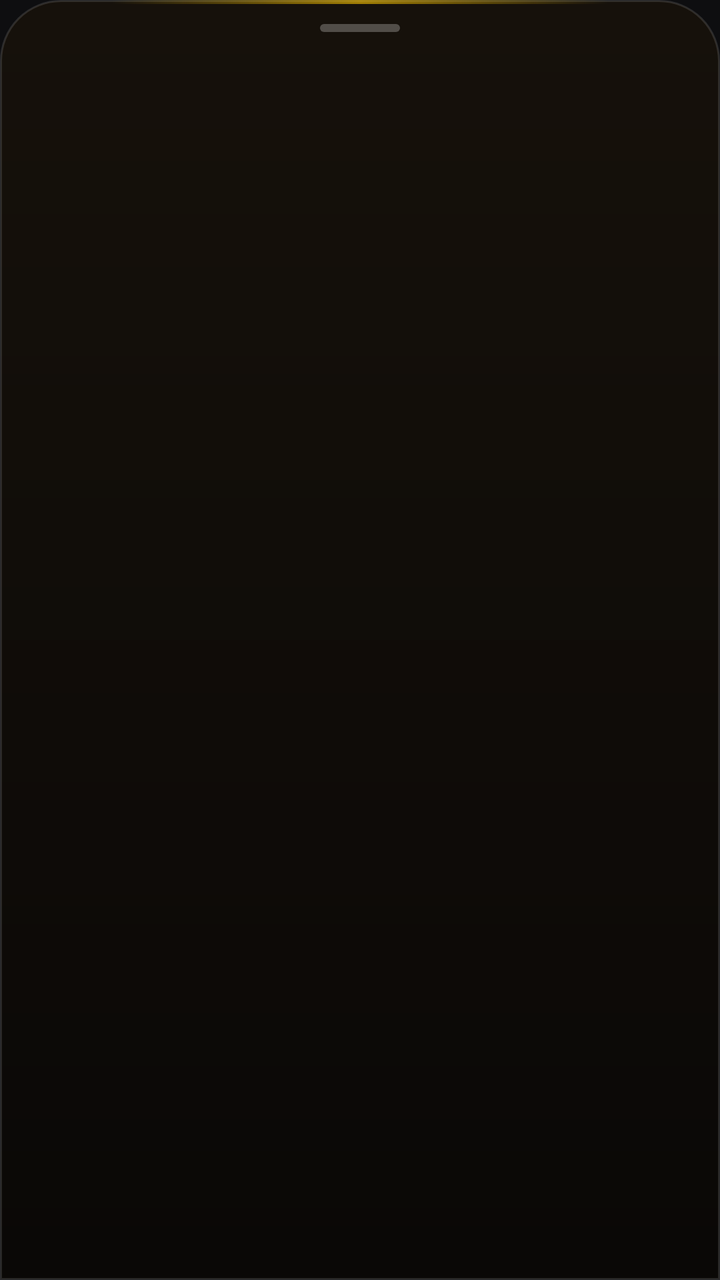
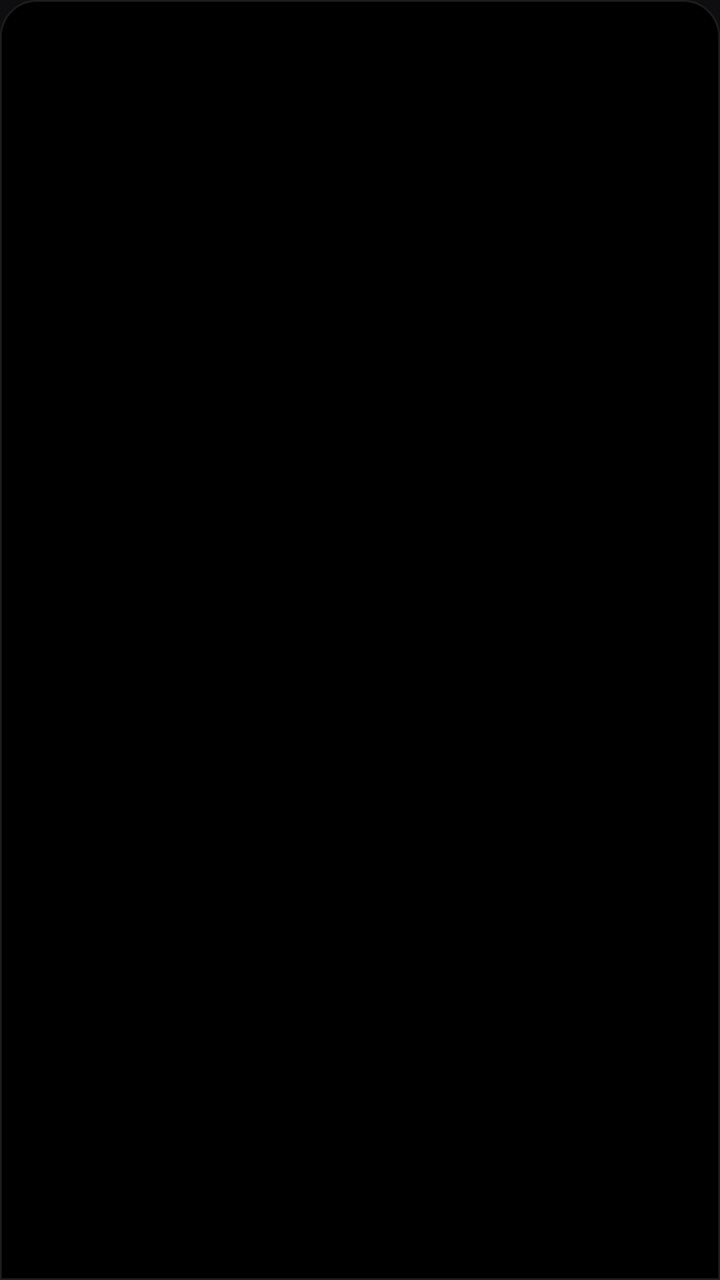

An Android layout rendered at two revisions. The XML below is the earlier revision; the diff shows what the commit changed to produce the second picture.
<!-- AndroidManifest.xml: application theme Theme.LibertyX -->
<!-- res/layout/dialog_tools.xml -->
<?xml version="1.0" encoding="utf-8"?>
<LinearLayout xmlns:android="http://schemas.android.com/apk/res/android"
    android:layout_width="match_parent"
    android:layout_height="wrap_content"
    android:orientation="vertical"
    android:background="@drawable/bg_tools_sheet"
    android:paddingTop="12dp"
    android:paddingBottom="26dp">

    <View
        android:layout_width="40dp"
        android:layout_height="4dp"
        android:layout_gravity="center_horizontal"
        android:layout_marginBottom="4dp"
        android:background="@drawable/bg_pega" />

    <ScrollView
        android:id="@+id/tools_scroll"
        android:layout_width="match_parent"
        android:layout_height="wrap_content"
        android:scrollbars="none"
        android:paddingHorizontal="12dp"
        android:clipToPadding="false">

        <LinearLayout
            android:id="@+id/tools_container"
            android:layout_width="match_parent"
            android:layout_height="wrap_content"
            android:orientation="vertical" />
    </ScrollView>
</LinearLayout>
<!-- resources referenced by this layout -->
<resources>
  <!-- drawable bg_pega (drawable) -->
  <?xml version="1.0" encoding="utf-8"?>
  <shape xmlns:android="http://schemas.android.com/apk/res/android" android:shape="rectangle">
      <solid android:color="#40FFFFFF" />
      <corners android:radius="2dp" />
  </shape>
  <!-- drawable bg_tools_sheet (drawable) -->
  <?xml version="1.0" encoding="utf-8"?>
  <layer-list xmlns:android="http://schemas.android.com/apk/res/android">
      <item>
          <shape android:shape="rectangle">
              
              <gradient
                  android:angle="270"
                  android:startColor="#FF16110B"
                  android:endColor="#FF0A0806" />
              <corners android:topLeftRadius="30dp" android:topRightRadius="30dp" />
              <stroke android:width="1dp" android:color="#1FFFFFFF" />
          </shape>
      </item>
      <item android:height="2dp" android:left="56dp" android:right="56dp" android:top="0dp">
          <shape android:shape="rectangle">
              <gradient
                  android:angle="0"
                  android:startColor="#00FBC501"
                  android:centerColor="#99FBC501"
                  android:endColor="#00FBC501" />
              <corners android:radius="1dp" />
          </shape>
      </item>
  </layer-list>
  <style name="Theme.LibertyX" parent="android:Theme.Material.NoActionBar">
          <item name="android:colorBackground">@color/libertyx_background</item>
          <item name="android:statusBarColor">@android:color/transparent</item>
          <item name="android:navigationBarColor">@android:color/transparent</item>
          <item name="android:windowLightStatusBar">false</item>
      </style>
  <color name="libertyx_background">#0E0E10</color>
</resources>

<!-- the commit's change to res/layout/dialog_tools.xml (unified diff, before → after) -->
@@ -4,28 +4,21 @@
     android:layout_height="wrap_content"
     android:orientation="vertical"
     android:background="@drawable/bg_tools_sheet"
-    android:paddingTop="12dp"
-    android:paddingBottom="26dp">
-
-    <View
-        android:layout_width="40dp"
-        android:layout_height="4dp"
-        android:layout_gravity="center_horizontal"
-        android:layout_marginBottom="4dp"
-        android:background="@drawable/bg_pega" />
+    android:paddingTop="18dp"
+    android:paddingBottom="22dp">
 
     <ScrollView
         android:id="@+id/tools_scroll"
         android:layout_width="match_parent"
         android:layout_height="wrap_content"
         android:scrollbars="none"
-        android:paddingHorizontal="12dp"
+        android:paddingHorizontal="10dp"
         android:clipToPadding="false">
 
-        <LinearLayout
-            android:id="@+id/tools_container"
+        <GridLayout
+            android:id="@+id/tools_grid"
             android:layout_width="match_parent"
             android:layout_height="wrap_content"
-            android:orientation="vertical" />
+            android:columnCount="4" />
     </ScrollView>
 </LinearLayout>
<!-- resource entries referenced after the edit -->
@@ -1,36 +1,12 @@
 <!-- resources referenced by this layout -->
 <resources>
-  <!-- drawable bg_pega (drawable) -->
+  <!-- drawable bg_tools_sheet (drawable) -->
   <?xml version="1.0" encoding="utf-8"?>
   <shape xmlns:android="http://schemas.android.com/apk/res/android" android:shape="rectangle">
-      <solid android:color="#40FFFFFF" />
-      <corners android:radius="2dp" />
+      <solid android:color="#FF000000" />
+      <corners android:topLeftRadius="18dp" android:topRightRadius="18dp" />
+      <stroke android:width="1dp" android:color="#14FFFFFF" />
   </shape>
-  <!-- drawable bg_tools_sheet (drawable) -->
-  <?xml version="1.0" encoding="utf-8"?>
-  <layer-list xmlns:android="http://schemas.android.com/apk/res/android">
-      <item>
-          <shape android:shape="rectangle">
-              
-              <gradient
-                  android:angle="270"
-                  android:startColor="#FF16110B"
-                  android:endColor="#FF0A0806" />
-              <corners android:topLeftRadius="30dp" android:topRightRadius="30dp" />
-              <stroke android:width="1dp" android:color="#1FFFFFFF" />
-          </shape>
-      </item>
-      <item android:height="2dp" android:left="56dp" android:right="56dp" android:top="0dp">
-          <shape android:shape="rectangle">
-              <gradient
-                  android:angle="0"
-                  android:startColor="#00FBC501"
-                  android:centerColor="#99FBC501"
-                  android:endColor="#00FBC501" />
-              <corners android:radius="1dp" />
-          </shape>
-      </item>
-  </layer-list>
   <style name="Theme.LibertyX" parent="android:Theme.Material.NoActionBar">
           <item name="android:colorBackground">@color/libertyx_background</item>
           <item name="android:statusBarColor">@android:color/transparent</item>
